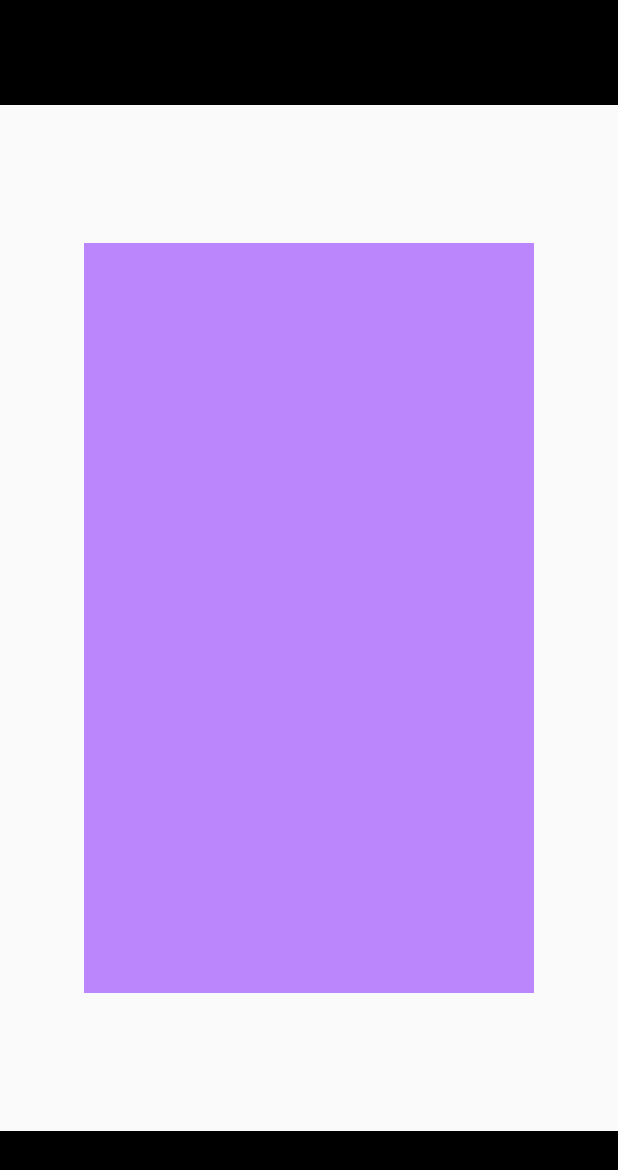
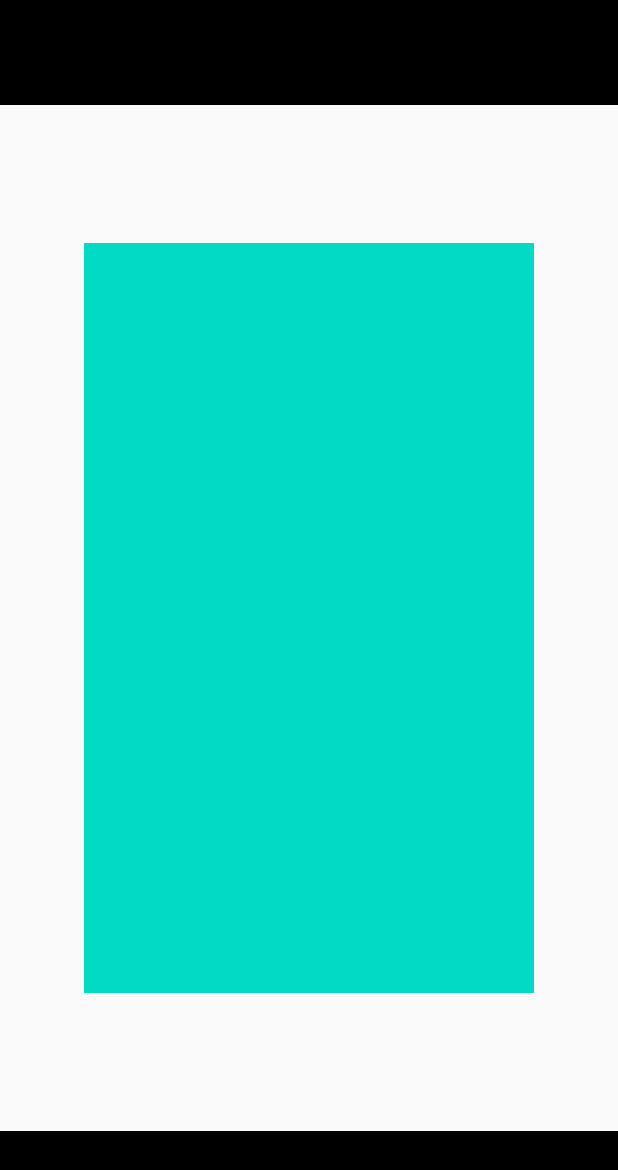
Before and after one commit to vazzab/VFplay, an Android app built with Jetpack Compose: the screen it shows after launch (MainActivity), on a phone screen of 412 x 824 dp. Shown: the top 1170 px of the screen. Run offline under Robolectric (Android 15) with nearby library versions, the light colour scheme and no system bars.

```diff
--- a/app/src/main/res/layout/activity_main.xml
+++ b/app/src/main/res/layout/activity_main.xml
@@ -23,7 +23,7 @@
         app:layout_constraintEnd_toEndOf="parent"
         app:layout_constraintTop_toBottomOf="@id/top_bar"
         app:layout_constraintBottom_toTopOf="@id/bottom_bar"
-        android:background="@color/purple_200"
+        android:background="@color/teal_200"
         />
 
     <FrameLayout
```
